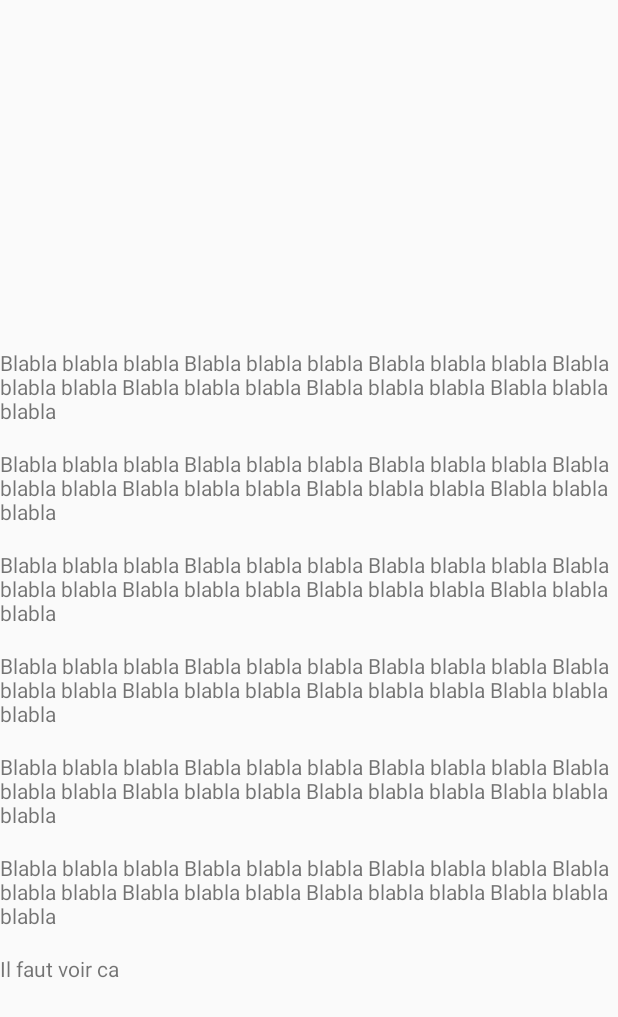
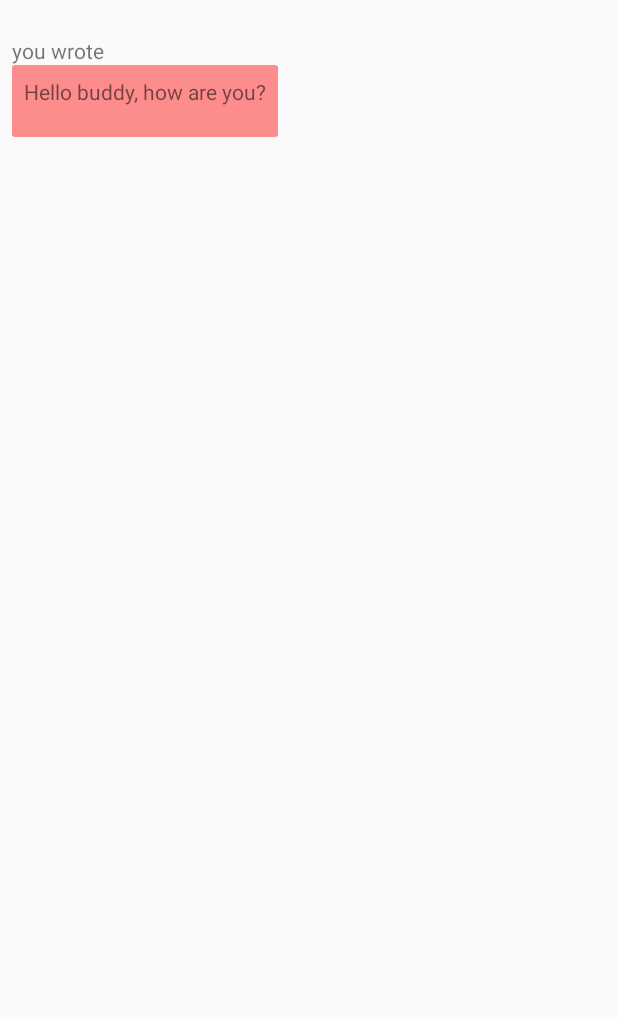
Before and after one commit to nbmaltais/P6-WhereAreThey, an Android app: the layout content_contact_detail.xml on its own in the app's theme, with its tools: preview values and no code run, on a phone screen of 412 x 824 dp. Shown: the top 1017 px of the screen. Run offline under Robolectric (Android 15) with nearby library versions, the phone set to English and light mode, and no system bars.

Commit message:
Added recycler view in contact detail to show messages.

```diff
--- /dev/null
+++ b/app/src/main/res/drawable/conversation_bubble.xml
@@ -0,0 +1,7 @@
+<?xml version="1.0" encoding="utf-8"?>
+<shape xmlns:android="http://schemas.android.com/apk/res/android"
+    android:shape="rectangle" >
+    <size android:height="48dp" android:width="48dp"/>
+    <corners android:radius="2dp"/>
+    <solid android:color="@color/conversation_bubble_user"/>
+</shape>
--- a/app/src/main/res/layout/content_contact_detail.xml
+++ b/app/src/main/res/layout/content_contact_detail.xml
@@ -1,83 +1,14 @@
 <?xml version="1.0" encoding="utf-8"?>
-<LinearLayout
-    android:id="@+id/content"
+
+<android.support.v7.widget.RecyclerView
     xmlns:android="http://schemas.android.com/apk/res/android"
     xmlns:app="http://schemas.android.com/apk/res-auto"
     xmlns:tools="http://schemas.android.com/tools"
+    android:id="@+id/recycler_view"
     android:layout_width="match_parent"
     android:layout_height="match_parent"
-    android:orientation="vertical"
-    tools:context="ca.nbsoft.whereareyou.ui.contact.ContactDetailActivity"
-    tools:showIn="@layout/layout_contact_detail"
+    android:name="ca.nbsoft.whereareyou.ui.ContactListFragment"
+    android:paddingTop="16dp"
     app:layout_behavior="@string/appbar_scrolling_view_behavior"
-    >
-
-    <android.support.v4.widget.NestedScrollView
-        android:id="@+id/scroll_view"
-        android:layout_width="match_parent"
-        android:layout_height="match_parent"
-
-        >
-
-        <LinearLayout
-            android:layout_width="match_parent"
-            android:layout_height="wrap_content"
-            android:orientation="vertical">
-            <FrameLayout
-                android:id="@+id/map"
-                android:layout_width="match_parent"
-                android:layout_height="200dp"
-                android:layout_marginBottom="16dp"/>
-
-            <TextView
-                android:layout_width="match_parent"
-                android:layout_height="wrap_content"
-                android:layout_marginTop="16dp"
-                android:text="Blabla blabla blabla Blabla blabla blabla Blabla blabla blabla Blabla blabla blabla Blabla blabla blabla Blabla blabla blabla Blabla blabla blabla"/>
-
-            <TextView
-                android:layout_width="match_parent"
-                android:layout_height="wrap_content"
-                android:layout_marginTop="16dp"
-                android:text="Blabla blabla blabla Blabla blabla blabla Blabla blabla blabla Blabla blabla blabla Blabla blabla blabla Blabla blabla blabla Blabla blabla blabla"/>
-
-            <TextView
-                android:layout_width="match_parent"
-                android:layout_height="wrap_content"
-                android:layout_marginTop="16dp"
-                android:text="Blabla blabla blabla Blabla blabla blabla Blabla blabla blabla Blabla blabla blabla Blabla blabla blabla Blabla blabla blabla Blabla blabla blabla"/>
-
-            <TextView
-                android:layout_width="match_parent"
-                android:layout_height="wrap_content"
-                android:layout_marginTop="16dp"
-                android:text="Blabla blabla blabla Blabla blabla blabla Blabla blabla blabla Blabla blabla blabla Blabla blabla blabla Blabla blabla blabla Blabla blabla blabla"/>
-
-            <TextView
-                android:layout_width="match_parent"
-                android:layout_height="wrap_content"
-                android:layout_marginTop="16dp"
-                android:text="Blabla blabla blabla Blabla blabla blabla Blabla blabla blabla Blabla blabla blabla Blabla blabla blabla Blabla blabla blabla Blabla blabla blabla"/>
-
-            <TextView
-                android:layout_width="match_parent"
-                android:layout_height="wrap_content"
-                android:layout_marginTop="16dp"
-                android:text="Blabla blabla blabla Blabla blabla blabla Blabla blabla blabla Blabla blabla blabla Blabla blabla blabla Blabla blabla blabla Blabla blabla blabla"/>
-
-            <TextView
-                android:layout_width="match_parent"
-                android:layout_height="wrap_content"
-                android:layout_marginTop="16dp"
-                android:text="Il faut voir ca"/>
-
-        </LinearLayout>
-
-
-
-
-    </android.support.v4.widget.NestedScrollView>
-
-
-
-</LinearLayout>
+    tools:listitem="@layout/item_conversation_message"
+    />
--- /dev/null
+++ b/app/src/main/res/layout/item_conversation_message.xml
@@ -0,0 +1,25 @@
+<?xml version="1.0" encoding="utf-8"?>
+<LinearLayout xmlns:android="http://schemas.android.com/apk/res/android"
+              xmlns:tools="http://schemas.android.com/tools"
+              android:id="@+id/conversation_item_view"
+              android:orientation="vertical"
+              android:layout_width="match_parent"
+              android:layout_height="match_parent"
+              android:padding="8dp"
+              android:minHeight="48dp"
+              android:gravity="left">
+
+    <TextView
+        android:id="@+id/author_view"
+        android:layout_width="wrap_content"
+        android:layout_height="wrap_content"
+        tools:text="you wrote"/>
+    <TextView
+        android:id="@+id/message_view"
+        android:layout_width="wrap_content"
+        android:layout_height="wrap_content"
+        android:padding="8dp"
+        android:background="@drawable/conversation_bubble"
+        tools:text="Hello buddy, how are you?"/>
+
+</LinearLayout>
--- a/app/src/main/res/values/colors.xml
+++ b/app/src/main/res/values/colors.xml
@@ -3,4 +3,6 @@
     <color name="colorPrimary">#3F51B5</color>
     <color name="colorPrimaryDark">#303F9F</color>
     <color name="colorAccent">#FF4081</color>
+    <color name="conversation_bubble_user">#71ff0000</color>
+    <color name="conversation_bubble_contact">#7100ff77</color>
 </resources>
--- a/app/src/main/res/values/strings.xml
+++ b/app/src/main/res/values/strings.xml
@@ -123,7 +123,7 @@
     <string name="main_activity_delete_account_confirmation">Account deleted</string>
     <string name="base_activity_signin_progress_caption">Signin in</string>
     <string name="action_delete_contact">Delete</string>
-    <string name="add_contact_activity_progress">Adding contact...</string>
+    <string name="add_contact_activity_progress">Adding contact…</string>
     <string name="contact_detail_delete_contact_dialog_text">Are you sure you want to delete this contact?</string>
     <string name="yes">Yes</string>
     <string name="cancel">Cancel</string>
@@ -131,9 +131,11 @@
     <string name="add_contact_activity_on_failed_dialog_title">User not registered</string>
 
     <string name="no">No</string>
-    <string name="feature_not_implemented">This feature is not implemented yet...</string>
+    <string name="feature_not_implemented">This feature is not implemented yet…</string>
     <string name="main_activity_delete_account_dialog_text">Are you sure you want to delete yout account?</string>
     <string name="main_activity_delete_account_dialog_confirm">Delete</string>
     <string name="action_add_contact">Add contact</string>
     <string name="pick_contact_button">Pick from address book</string>
+    <string name="conversation_item_written_by_user">you wrote:</string>
+    <string name="conversation_item_written_by_contact">%1$s wrote:</string>
 </resources>
```
Also changed, not shown: app/src/main/java/ca/nbsoft/whereareyou/ui/contact/ContactDetailFragment.java (+61 -37 lines), app/src/main/java/ca/nbsoft/whereareyou/ui/contact/MessageAdapter.java (added, +154 -0 lines), app/src/main/res/layout/item_map.xml (added, +11 -0 lines).
